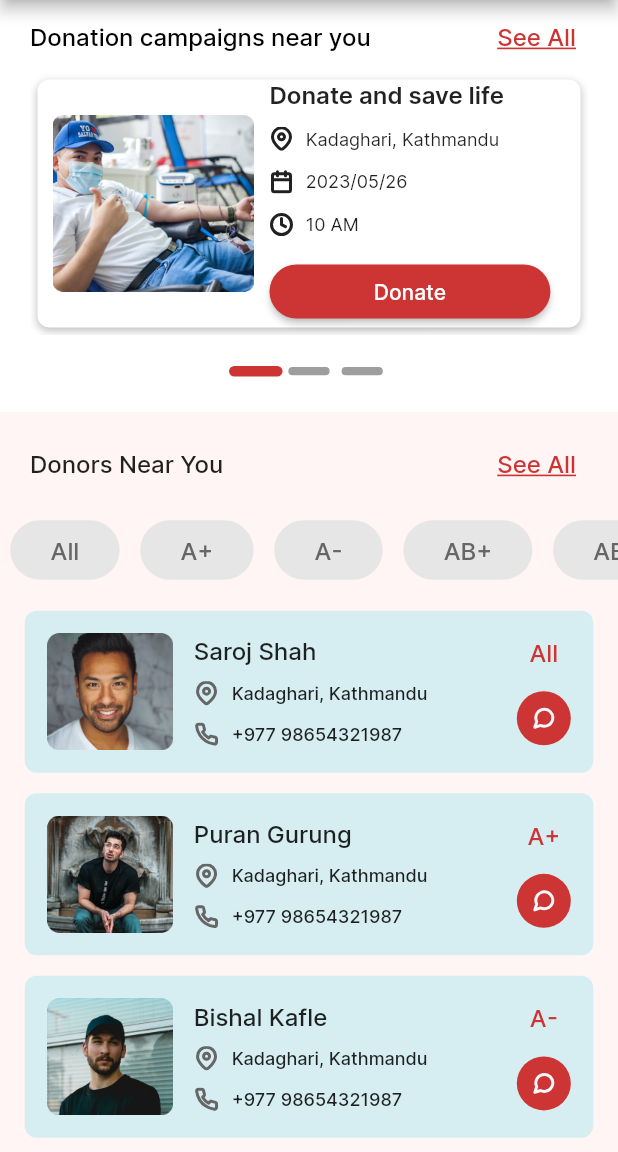
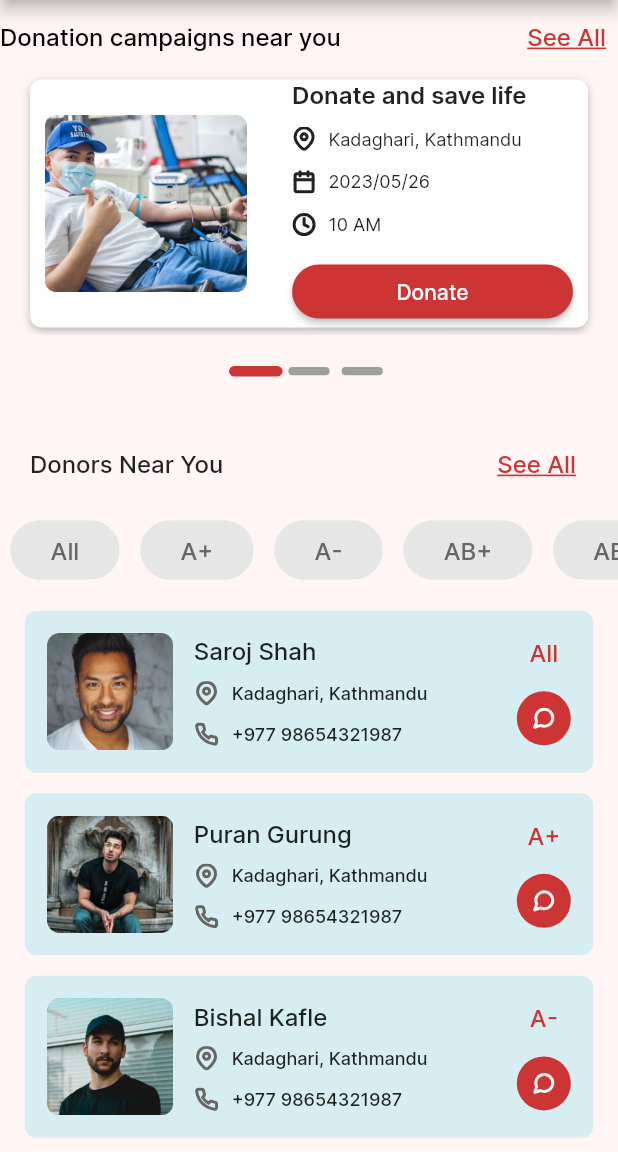
Before and after one commit to Jigarchovatiya/blood_donation_app, a Flutter app: the HomeScreen screen opened by its route, on a phone screen of 412 x 824 dp, the part 84-1236 px from its top. Run offline on Flutter 3.47's test engine with Material 2 defaults, Android fonts, the phone set to English and light mode, and no system bars; drawn by our look-alikes of smooth_page_indicator; our stand-ins replace firebase_auth, firebase_core, flutter_svg, google_sign_in, intl_phone_field, otp_text_field; accounts and stored records are empty.

Commit message:
21-06-2023

```diff
--- a/lib/main.dart
+++ b/lib/main.dart
@@ -23,7 +23,7 @@ class MyApp extends StatelessWidget {
       title: 'Flutter Demo',
       theme: ThemeData(
         fontFamily: "inter",
-        colorScheme: ColorScheme.fromSeed(seedColor: Colors.deepPurple),
+        colorScheme: ColorScheme.fromSeed(seedColor: AppColors.materialColor),
         primaryColor: AppColors.materialColor,
         useMaterial3: false,
       ),
--- a/lib/view/bottom_bar/bottom_bar_screen.dart
+++ b/lib/view/bottom_bar/bottom_bar_screen.dart
@@ -1,6 +1,5 @@
 import 'package:blood_donation_app/res/constants/app_assets.dart';
 import 'package:blood_donation_app/view/bottom_bar/campaign/campaigns_screen.dart';
-import 'package:blood_donation_app/view/bottom_bar/donnors/donors_screen.dart';
 import 'package:blood_donation_app/view/bottom_bar/history/history_screen.dart';
 import 'package:blood_donation_app/view/bottom_bar/home_screen/home_screen.dart';
 import 'package:blood_donation_app/view/bottom_bar/profile/profile_screen.dart';
@@ -8,6 +7,7 @@ import 'package:flutter/material.dart';
 import 'package:flutter_svg/flutter_svg.dart';
 
 import '../../res/constants/app_colors.dart';
+import 'donors/donors_screen.dart';
 
 int selectedIndex = 0;
 
--- a/lib/view/bottom_bar/home_screen/home_screen.dart
+++ b/lib/view/bottom_bar/home_screen/home_screen.dart
@@ -42,8 +42,7 @@ class _HomeScreenState extends State<HomeScreen> {
         child: Column(
           children: [
             Container(
-              padding: const EdgeInsets.symmetric(horizontal: 20),
-              decoration: const BoxDecoration(color: AppColors.white),
+              decoration: const BoxDecoration(color: AppColors.homeBg),
               height: height(context) / 3,
               child: Column(
                 children: [
@@ -76,7 +75,6 @@ class _HomeScreenState extends State<HomeScreen> {
                   ),
                   SizedBox(
                     height: height(context) / 4.70,
-                    width: width(context) / 1,
                     child: PageView(
                       onPageChanged: (value) {
                         selectedIndex = value;
@@ -85,9 +83,9 @@ class _HomeScreenState extends State<HomeScreen> {
                       controller: pageController,
                       children: onBoardingList.map((value) {
                         return Padding(
-                          padding: const EdgeInsets.all(5),
+                          padding: const EdgeInsets.symmetric(horizontal: 20, vertical: 5),
                           child: Container(
-                            padding: const EdgeInsets.only(left: 10),
+                            padding: const EdgeInsets.symmetric(horizontal: 10),
                             decoration: BoxDecoration(
                               color: AppColors.white,
                               borderRadius: BorderRadius.circular(8),
@@ -101,6 +99,7 @@ class _HomeScreenState extends State<HomeScreen> {
                               ],
                             ),
                             child: Row(
+                              mainAxisAlignment: MainAxisAlignment.spaceBetween,
                               children: [
                                 Image.asset(AppAssets.donateAndSaveLife, height: height(context) / 7),
                                 const SizedBox(width: 10),
--- a/lib/view/bottom_bar/profile/profile_screen.dart
+++ b/lib/view/bottom_bar/profile/profile_screen.dart
@@ -45,7 +45,7 @@ class _ProfileScreenState extends State<ProfileScreen> {
               crossAxisAlignment: CrossAxisAlignment.center,
               children: [
                 SizedBox(
-                  height: height(context) / 40,
+                  height: height(context) / 20,
                 ),
                 const Text(
                   AppStrings.profile,
--- a/lib/view/entry_point/log_in_screen.dart
+++ b/lib/view/entry_point/log_in_screen.dart
@@ -111,6 +111,7 @@ class _LogInScreenState extends State<LogInScreen> {
       ),
       body: SafeArea(
         child: SingleChildScrollView(
+          physics: const BouncingScrollPhysics(),
           child: Padding(
             padding: const EdgeInsets.all(20),
             child: Form(
```
Also changed, not shown: lib/utils/routes/routes.dart (+4 -3 lines), lib/view/bottom_bar/donors/contact_screen.dart (renamed from lib/view/bottom_bar/donnors/contact_screen.dart), lib/view/bottom_bar/donors/donors_detail_screen.dart (renamed from lib/view/bottom_bar/donnors/donors_detail_screen.dart), lib/view/bottom_bar/donors/donors_screen.dart (renamed from lib/view/bottom_bar/donnors/donors_screen.dart).
